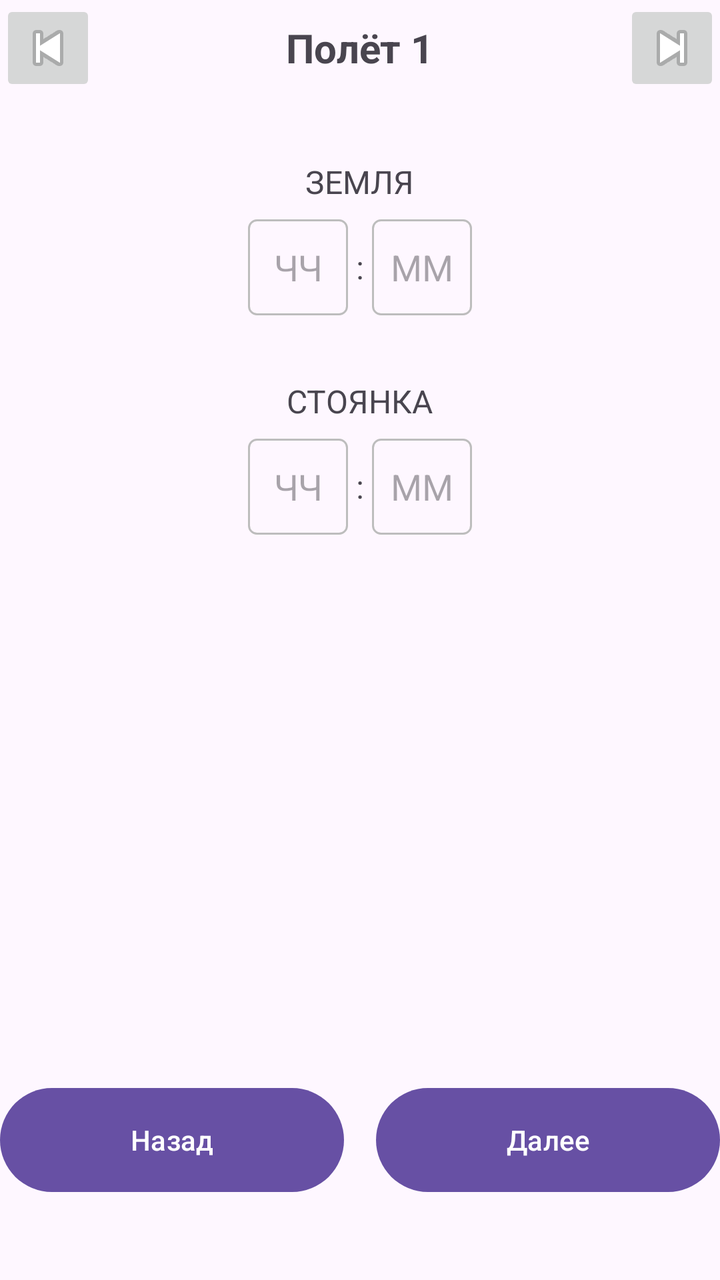
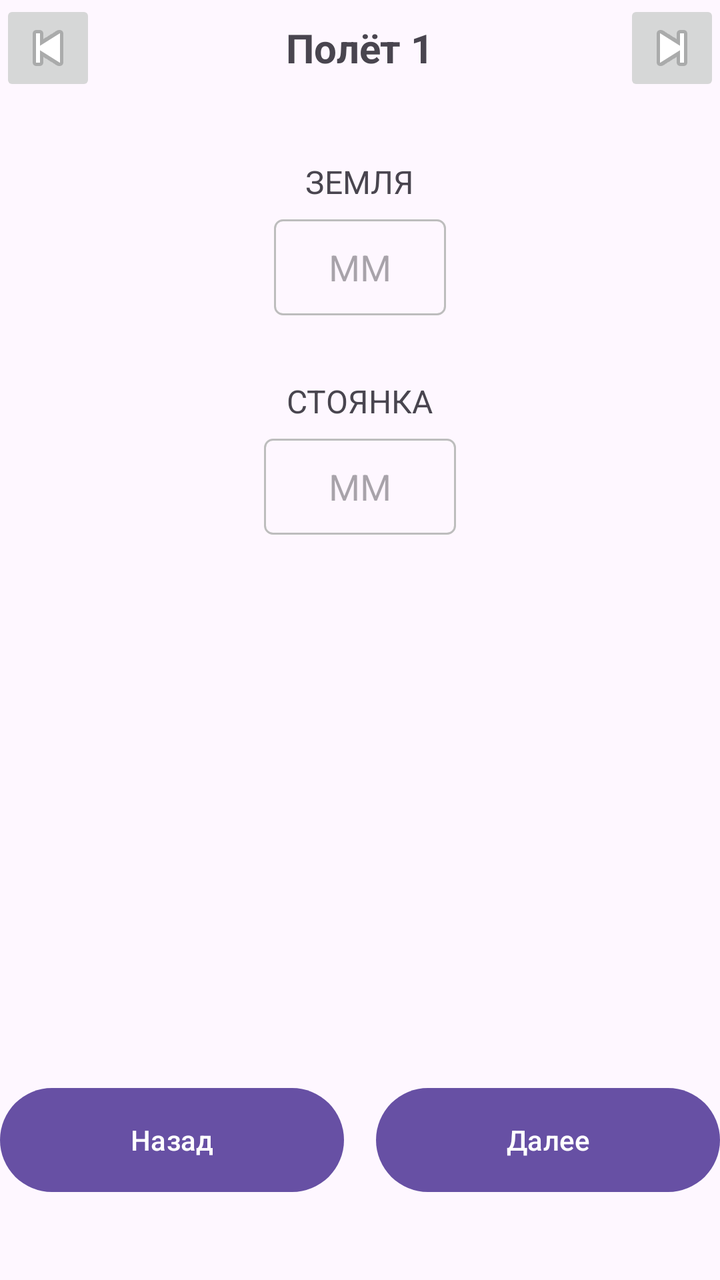

The first picture is an Android layout as it rendered before a commit; the second is the same layout after the commit. The layout source and the unified diff follow.
<!-- AndroidManifest.xml: application theme Theme.Flight_information_calculator -->
<!-- res/layout/activity_stay.xml -->
<?xml version="1.0" encoding="utf-8"?>
<androidx.constraintlayout.widget.ConstraintLayout xmlns:android="http://schemas.android.com/apk/res/android"
    xmlns:app="http://schemas.android.com/apk/res-auto"
    xmlns:tools="http://schemas.android.com/tools"
    android:id="@+id/main"
    android:layout_width="match_parent"
    android:layout_height="match_parent"
    tools:context=".stay">
    <RelativeLayout
        android:id="@+id/headerLayout"
        android:layout_width="0dp"
        android:layout_height="wrap_content"
        app:layout_constraintEnd_toEndOf="parent"
        app:layout_constraintStart_toStartOf="parent"
        app:layout_constraintTop_toTopOf="parent">

        <TextView
            android:id="@+id/flightTitle"
            android:layout_width="wrap_content"
            android:layout_height="wrap_content"
            android:layout_centerInParent="true"
            android:text="Полёт 1"
            android:textSize="20sp"
            android:textStyle="bold"/>

        <ImageButton
            android:id="@+id/btnBack"
            android:layout_width="48dp"
            android:layout_height="48dp"
            android:layout_alignParentStart="true"
            android:src="@android:drawable/ic_media_previous"
            android:contentDescription="Назад"/>

        <ImageButton
            android:id="@+id/btnForward"
            android:layout_width="48dp"
            android:layout_height="48dp"
            android:layout_alignParentEnd="true"
            android:src="@android:drawable/ic_media_next"
            android:contentDescription="Вперёд"/>
    </RelativeLayout>

    
    <LinearLayout
        android:id="@+id/groundTimeContainer"
        android:layout_width="0dp"
        android:layout_height="wrap_content"
        android:layout_marginTop="32dp"
        android:orientation="vertical"
        android:gravity="center_horizontal"
        app:layout_constraintEnd_toEndOf="parent"
        app:layout_constraintStart_toStartOf="parent"
        app:layout_constraintTop_toBottomOf="@id/headerLayout">

        <TextView
            android:layout_width="wrap_content"
            android:layout_height="wrap_content"
            android:text="ЗЕМЛЯ"
            android:textSize="16sp"
            android:layout_marginBottom="8dp"/>

        <LinearLayout
            android:layout_width="wrap_content"
            android:layout_height="wrap_content"
            android:orientation="horizontal"
            android:gravity="center">

            <EditText
                android:id="@+id/groundHours"
                android:layout_width="50dp"
                android:layout_height="48dp"
                android:hint="ЧЧ"
                android:inputType="number"
                android:maxLength="2"
                android:gravity="center"
                android:background="@drawable/edit_text_border"/>

            <TextView
                android:layout_width="wrap_content"
                android:layout_height="wrap_content"
                android:text=":"
                android:textSize="16sp"
                android:layout_marginHorizontal="4dp"/>

            <EditText
                android:id="@+id/groundMinutes"
                android:layout_width="50dp"
                android:layout_height="48dp"
                android:hint="ММ"
                android:inputType="number"
                android:maxLength="2"
                android:gravity="center"
                android:background="@drawable/edit_text_border"/>
        </LinearLayout>
    </LinearLayout>

    
    <LinearLayout
        android:id="@+id/parkingTimeContainer"
        android:layout_width="0dp"
        android:layout_height="wrap_content"
        android:layout_marginTop="32dp"
        android:orientation="vertical"
        android:gravity="center_horizontal"
        app:layout_constraintEnd_toEndOf="parent"
        app:layout_constraintStart_toStartOf="parent"
        app:layout_constraintTop_toBottomOf="@id/groundTimeContainer">

        <TextView
            android:layout_width="wrap_content"
            android:layout_height="wrap_content"
            android:text="СТОЯНКА"
            android:textSize="16sp"
            android:layout_marginBottom="8dp"/>

        <LinearLayout
            android:layout_width="wrap_content"
            android:layout_height="wrap_content"
            android:orientation="horizontal"
            android:gravity="center">

            <EditText
                android:id="@+id/parkingHours"
                android:layout_width="50dp"
                android:layout_height="48dp"
                android:hint="ЧЧ"
                android:inputType="number"
                android:maxLength="2"
                android:gravity="center"
                android:background="@drawable/edit_text_border"/>

            <TextView
                android:layout_width="wrap_content"
                android:layout_height="wrap_content"
                android:text=":"
                android:textSize="16sp"
                android:layout_marginHorizontal="4dp"/>

            <EditText
                android:id="@+id/parkingMinutes"
                android:layout_width="50dp"
                android:layout_height="48dp"
                android:hint="ММ"
                android:inputType="number"
                android:maxLength="2"
                android:gravity="center"
                android:background="@drawable/edit_text_border"/>
        </LinearLayout>
    </LinearLayout>

    
    <LinearLayout
        android:id="@+id/bottomButtons"
        android:layout_width="0dp"
        android:layout_height="60dp"
        android:layout_marginBottom="40dp"
        android:orientation="horizontal"
        app:layout_constraintBottom_toBottomOf="parent"
        app:layout_constraintEnd_toEndOf="parent"
        app:layout_constraintStart_toStartOf="parent">

        <Button
            android:id="@+id/btnBackBottom"
            android:layout_width="0dp"
            android:layout_height="match_parent"
            android:layout_weight="1"
            android:layout_marginEnd="8dp"
            android:text="Назад"
            android:textAllCaps="false"/>

        <Button
            android:id="@+id/btnNext"
            android:layout_width="0dp"
            android:layout_height="match_parent"
            android:layout_weight="1"
            android:layout_marginStart="8dp"
            android:text="Далее"
            android:textAllCaps="false"/>
    </LinearLayout>

</androidx.constraintlayout.widget.ConstraintLayout>
<!-- resources referenced by this layout -->
<resources>
  <!-- drawable edit_text_border (drawable) -->
  <?xml version="1.0" encoding="utf-8"?>
  <shape xmlns:android="http://schemas.android.com/apk/res/android">
      <solid android:color="@android:color/transparent"/>
      <corners android:radius="4dp"/>
      <stroke android:width="1dp" android:color="#BDBDBD"/>
  </shape>
  <style name="Theme.Flight_information_calculator" parent="Base.Theme.Flight_information_calculator" />
  <style name="Base.Theme.Flight_information_calculator" parent="Theme.Material3.DayNight.NoActionBar">
          
          
      </style>
</resources>

<!-- the commit's change to res/layout/activity_stay.xml (unified diff, before → after) -->
@@ -66,31 +66,14 @@
             android:gravity="center">
 
             <EditText
-                android:id="@+id/groundHours"
-                android:layout_width="50dp"
+                android:id="@+id/groundMinutes"
+                android:layout_width="86dp"
                 android:layout_height="48dp"
-                android:hint="ЧЧ"
-                android:inputType="number"
-                android:maxLength="2"
+                android:background="@drawable/edit_text_border"
                 android:gravity="center"
-                android:background="@drawable/edit_text_border"/>
-
-            <TextView
-                android:layout_width="wrap_content"
-                android:layout_height="wrap_content"
-                android:text=":"
-                android:textSize="16sp"
-                android:layout_marginHorizontal="4dp"/>
-
-            <EditText
-                android:id="@+id/groundMinutes"
-                android:layout_width="50dp"
-                android:layout_height="48dp"
                 android:hint="ММ"
                 android:inputType="number"
-                android:maxLength="2"
-                android:gravity="center"
-                android:background="@drawable/edit_text_border"/>
+                android:maxLength="2" />
         </LinearLayout>
     </LinearLayout>
 
@@ -120,31 +103,14 @@
             android:gravity="center">
 
             <EditText
-                android:id="@+id/parkingHours"
-                android:layout_width="50dp"
+                android:id="@+id/parkingMinutes"
+                android:layout_width="96dp"
                 android:layout_height="48dp"
-                android:hint="ЧЧ"
-                android:inputType="number"
-                android:maxLength="2"
+                android:background="@drawable/edit_text_border"
                 android:gravity="center"
-                android:background="@drawable/edit_text_border"/>
-
-            <TextView
-                android:layout_width="wrap_content"
-                android:layout_height="wrap_content"
-                android:text=":"
-                android:textSize="16sp"
-                android:layout_marginHorizontal="4dp"/>
-
-            <EditText
-                android:id="@+id/parkingMinutes"
-                android:layout_width="50dp"
-                android:layout_height="48dp"
                 android:hint="ММ"
                 android:inputType="number"
-                android:maxLength="2"
-                android:gravity="center"
-                android:background="@drawable/edit_text_border"/>
+                android:maxLength="2" />
         </LinearLayout>
     </LinearLayout>
 
